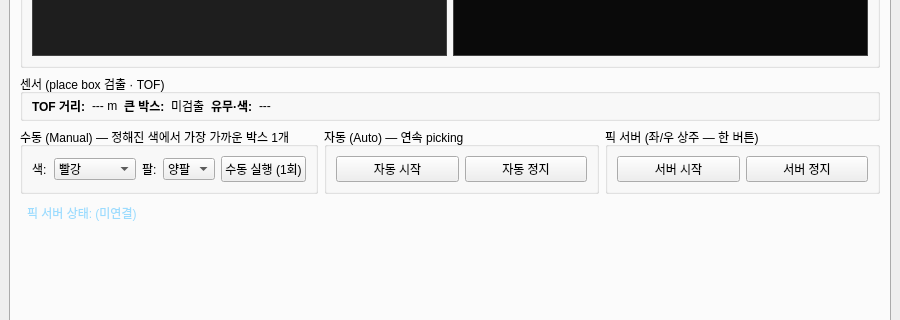
Old version of the form openarmx_ws/src/pick_and_place/ptp/openarmx_ptp_ui/ui/ptp_pnp_ui.ui in the repository kuks2309/TR-Works-A2; both pictures show x 0 to 900 and y 317 to 637 of the 900 by 940 pixel window.
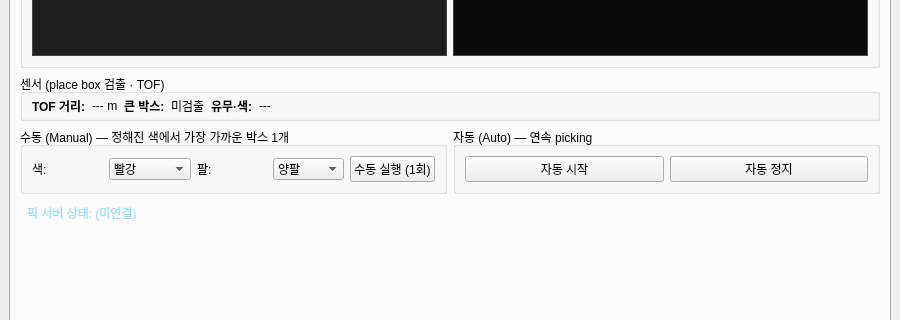
New version of the form.

Commit message:
refactor(ptp_ui): Pick&Place 탭 중복 '서버 시작/정지' 버튼 제거 (Launch 탭으로 일원화)
픽 서버 기동/정지를 Launch 탭 '픽 서버' 행으로 일원화 → Pick&Place 탭의 중복 버튼
(grpSrv: btnSrvStart/btnSrvStop) 제거. 둘 다 있어 혼동 + 이중 실행(노드명 충돌) 위험이
있었다. 유지: Pick&Place 탭의 수동/자동 픽 + 픽 상태표시(lblPnpStatus — "picking",
"ok box" 등 피드백). main_window 의 btnSrvStart/Stop 배선·스타일 참조도 정리.

검증: btnSrvStart/Stop 잔존 참조 0, py_compile, .ui 오프스크린 로드(버튼 제거·상태표시·
Launch 탭 버튼 유지) 통과.

The edit to the form file:
```diff
--- a/openarmx_ws/src/pick_and_place/ptp/openarmx_ptp_ui/ui/ptp_pnp_ui.ui
+++ b/openarmx_ws/src/pick_and_place/ptp/openarmx_ptp_ui/ui/ptp_pnp_ui.ui
@@ -296,29 +296,6 @@
             </layout>
            </widget>
           </item>
-          <item>
-           <widget class="QGroupBox" name="grpSrv">
-            <property name="title">
-             <string>픽 서버 (좌/우 상주 — 한 버튼)</string>
-            </property>
-            <layout class="QHBoxLayout" name="srvLayout">
-             <item>
-              <widget class="QPushButton" name="btnSrvStart">
-               <property name="text">
-                <string>서버 시작</string>
-               </property>
-              </widget>
-             </item>
-             <item>
-              <widget class="QPushButton" name="btnSrvStop">
-               <property name="text">
-                <string>서버 정지</string>
-               </property>
-              </widget>
-             </item>
-            </layout>
-           </widget>
-          </item>
          </layout>
         </item>
         <item>
```
The commit also changes 1 other file.
